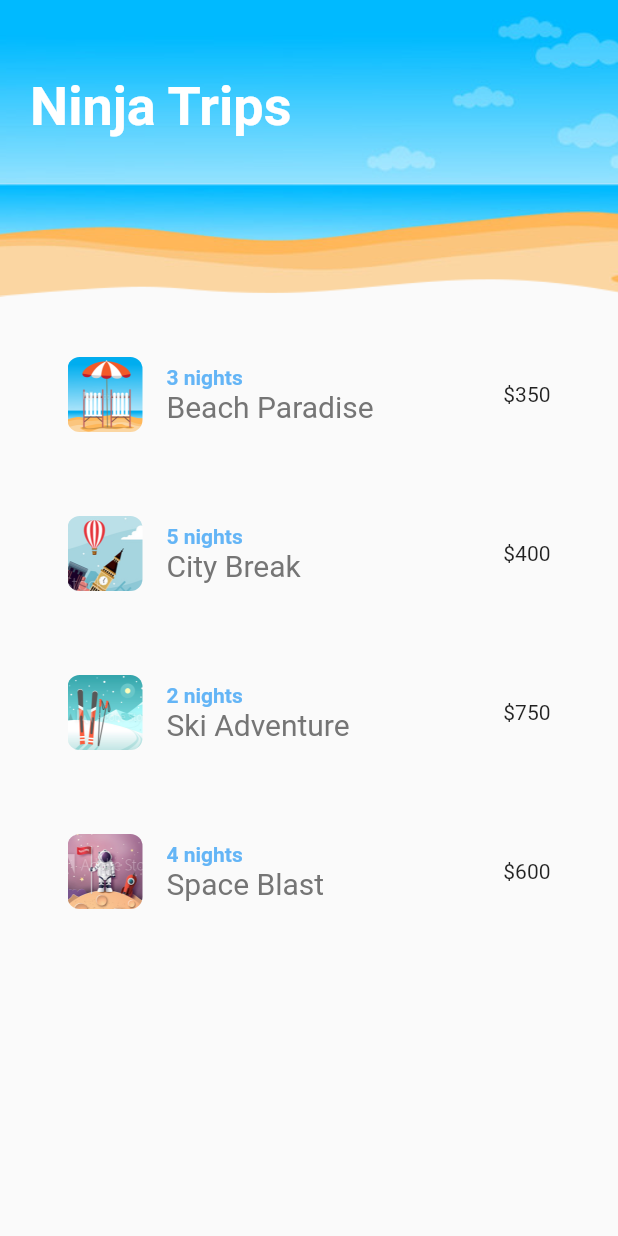
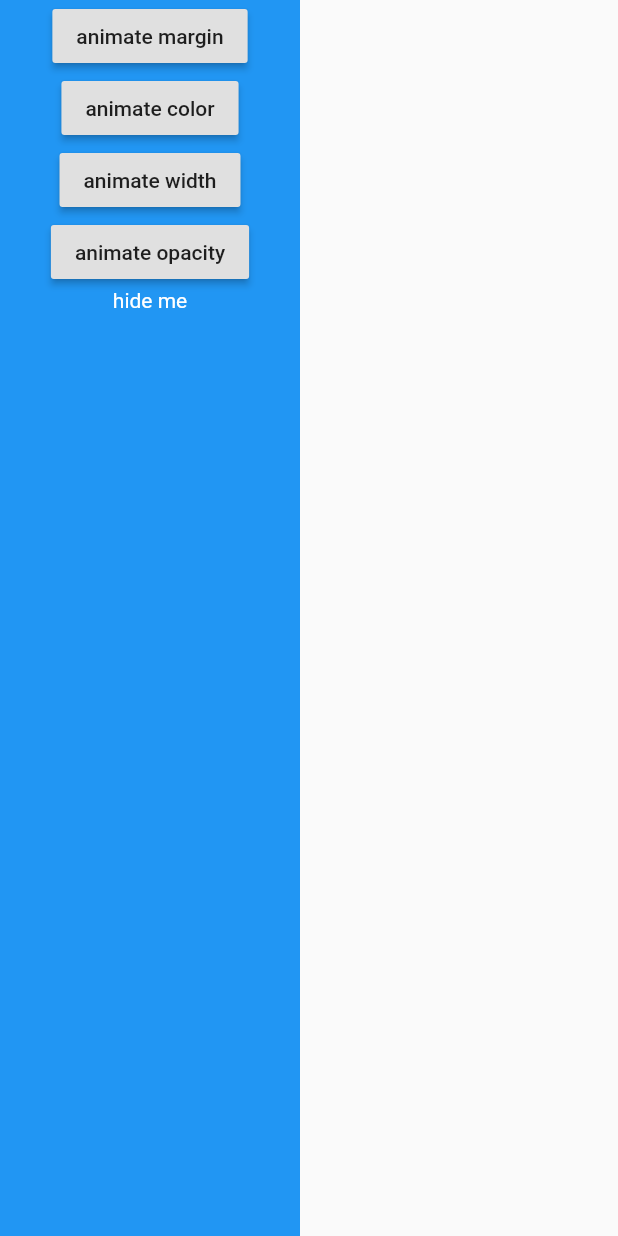
Before and after one commit to iamshaunjp/flutter-animations, a Flutter app: the screen it shows after launch, on a phone screen of 412 x 824 dp. Run offline on Flutter 3.47's test engine with Material 2 defaults, Android fonts, the phone set to English and light mode, and no system bars; missing offline and left inert: lipsum.

Commit message:
lesson-3

```diff
--- a/ninja_trips/lib/main.dart
+++ b/ninja_trips/lib/main.dart
@@ -1,5 +1,6 @@
 import 'package:flutter/material.dart';
-import 'package:ninja_trips/screens/home.dart';
+// import 'package:ninja_trips/screens/home.dart';
+import 'package:ninja_trips/screens/sandbox.dart';
 
 void main() {
   runApp(MyApp());
@@ -11,7 +12,8 @@ class MyApp extends StatelessWidget {
   Widget build(BuildContext context) {
     return MaterialApp(
       title: 'Ninja Trips',
-      home: Home(),
+      // home: Home(),
+      home: Sandbox()
     );
   }
 }
--- /dev/null
+++ b/ninja_trips/lib/screens/sandbox.dart
@@ -0,0 +1,55 @@
+import 'package:flutter/material.dart';
+
+class Sandbox extends StatefulWidget {
+  @override
+  _SandboxState createState() => _SandboxState();
+}
+
+class _SandboxState extends State<Sandbox> {
+
+  double _opacity = 1;
+  double _margin = 0;
+  double _width = 200;
+  Color _color = Colors.blue;
+
+  @override
+  Widget build(BuildContext context) {
+    return Scaffold(
+      body: AnimatedContainer(
+        duration: Duration(seconds: 1),
+        margin: EdgeInsets.all(_margin),
+        width: _width,
+        color: _color,
+        child: Column(
+          crossAxisAlignment: CrossAxisAlignment.center,
+          children: <Widget>[
+            RaisedButton(
+              child: Text('animate margin'),
+              onPressed: () => setState(() => _margin = 50),
+            ),
+            RaisedButton(
+              child: Text('animate color'),
+              onPressed: () => setState(() => _color = Colors.purple),
+            ),
+            RaisedButton(
+              child: Text('animate width'),
+              onPressed: () => setState(() => _width = 400),
+            ),
+            RaisedButton(
+              child: Text('animate opacity'),
+              onPressed: () => setState(() => _opacity = 0),
+            ),
+            AnimatedOpacity(
+              duration: Duration(seconds: 2),
+              opacity: _opacity,
+              child: Text(
+                'hide me',
+                style: TextStyle(color: Colors.white)
+              ),
+            ),
+          ],
+        )
+      ),
+    );
+  }
+}
```
